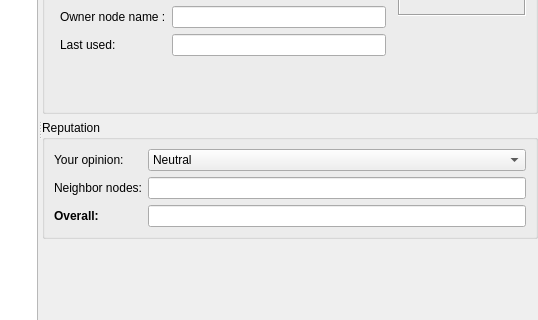
RetroShare/RetroShare, file retroshare-gui/src/gui/Identity/IdDialog.ui: the form before one commit; both pictures show x 288 to 826 and y 268 to 588 of the 826 by 757 pixel window.
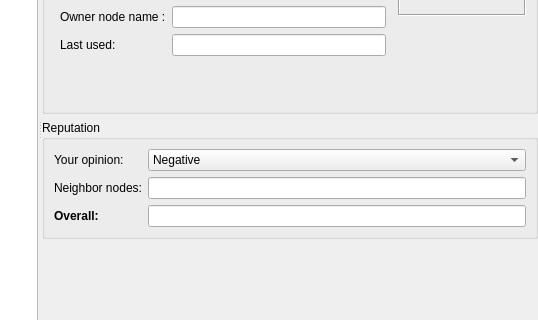
The form after the commit. Icons and pictures are not drawn. Custom widgets are drawn as their Qt base class.

Patch:
```diff
--- a/retroshare-gui/src/gui/Identity/IdDialog.ui
+++ b/retroshare-gui/src/gui/Identity/IdDialog.ui
@@ -530,7 +530,7 @@
 &lt;p style=&quot;-qt-paragraph-type:empty; margin-top:0px; margin-bottom:0px; margin-left:0px; margin-right:0px; -qt-block-indent:0; text-indent:0px;&quot;&gt;&lt;br /&gt;&lt;/p&gt;&lt;/body&gt;&lt;/html&gt;</string>
                 </property>
                 <property name="currentIndex">
-                 <number>1</number>
+                 <number>0</number>
                 </property>
                 <item>
                  <property name="text">
```
Left out of the diff: 10 changed lines with no effect on the pictures.
